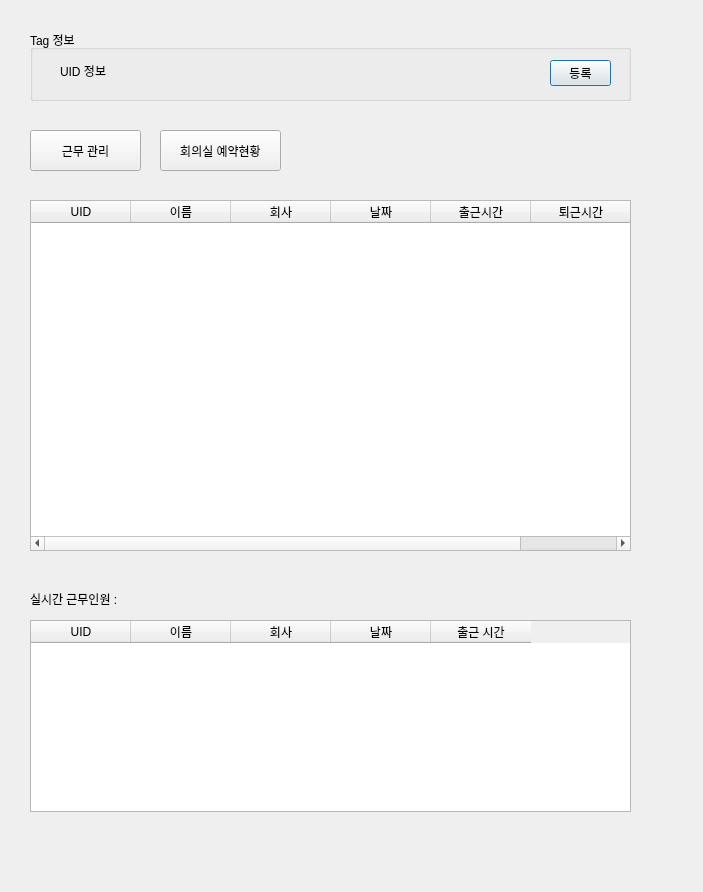
Before: the Qt Designer form joeffice/iot_project_access.ui in addinedu-ros-10th/iot-repo-1, drawn with Qt 5.
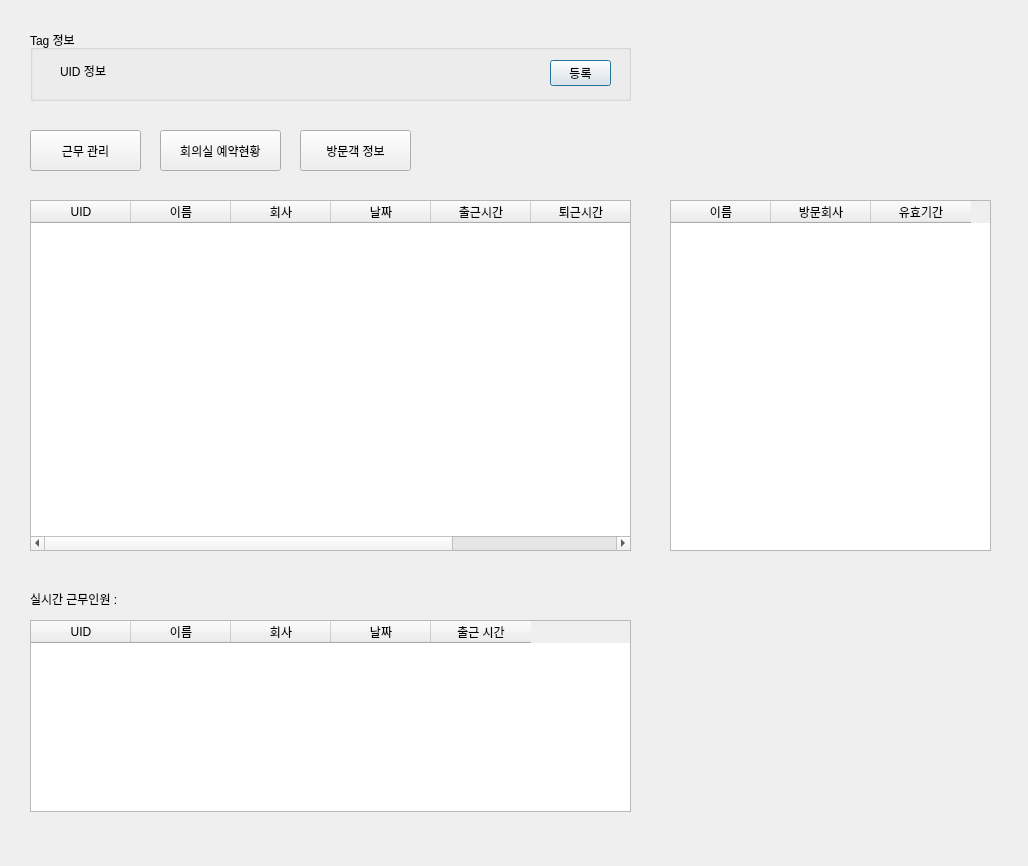
After: the same form once the commit is applied.

Commit message: access system update

What changed in the file:
```diff
--- a/joeffice/iot_project_access.ui
+++ b/joeffice/iot_project_access.ui
@@ -6,8 +6,8 @@
    <rect>
     <x>0</x>
     <y>0</y>
-    <width>703</width>
-    <height>892</height>
+    <width>1028</width>
+    <height>866</height>
    </rect>
   </property>
   <property name="windowTitle">
@@ -54,10 +54,10 @@
    <widget class="QLabel" name="uidLabel">
     <property name="geometry">
      <rect>
-      <x>140</x>
+      <x>160</x>
       <y>30</y>
-      <width>191</width>
-      <height>20</height>
+      <width>281</width>
+      <height>21</height>
      </rect>
     </property>
     <property name="layoutDirection">
@@ -110,6 +110,11 @@
      <string>퇴근시간</string>
     </property>
    </column>
+   <column>
+    <property name="text">
+     <string>유효기간</string>
+    </property>
+   </column>
   </widget>
   <widget class="QPushButton" name="managementButton">
    <property name="geometry">
@@ -185,6 +190,44 @@
     <string>회의실 예약현황</string>
    </property>
   </widget>
+  <widget class="QPushButton" name="guestButton">
+   <property name="geometry">
+    <rect>
+     <x>300</x>
+     <y>130</y>
+     <width>111</width>
+     <height>41</height>
+    </rect>
+   </property>
+   <property name="text">
+    <string>방문객 정보</string>
+   </property>
+  </widget>
+  <widget class="QTableWidget" name="tableWidget_3">
+   <property name="geometry">
+    <rect>
+     <x>670</x>
+     <y>200</y>
+     <width>321</width>
+     <height>351</height>
+    </rect>
+   </property>
+   <column>
+    <property name="text">
+     <string>이름</string>
+    </property>
+   </column>
+   <column>
+    <property name="text">
+     <string>방문회사</string>
+    </property>
+   </column>
+   <column>
+    <property name="text">
+     <string>유효기간</string>
+    </property>
+   </column>
+  </widget>
  </widget>
  <resources/>
  <connections/>
```
The commit also changes 1 other file.
